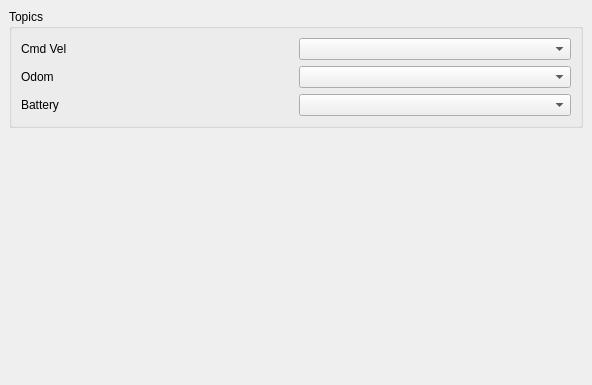
Old version of the form kobuki_qtestsuite/src/kobuki_qtestsuite/ui/configuration_dock.ui in the repository yujinrobot/kobuki_desktop.
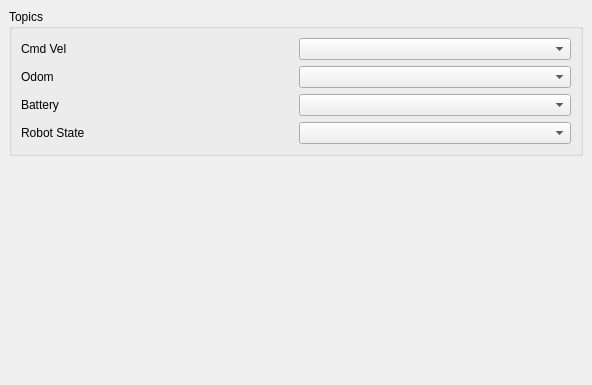
New version of the form. Custom widgets are drawn as their Qt base class.

Commit message: battery profile test gets an isalive check, abort.

```diff
--- a/kobuki_qtestsuite/src/kobuki_qtestsuite/ui/configuration_dock.ui
+++ b/kobuki_qtestsuite/src/kobuki_qtestsuite/ui/configuration_dock.ui
@@ -63,6 +63,20 @@
          </property>
         </widget>
        </item>
+       <item row="3" column="0">
+        <widget class="QLabel" name="label_6">
+         <property name="text">
+          <string>Robot State</string>
+         </property>
+        </widget>
+       </item>
+       <item row="3" column="1">
+        <widget class="ExtendedComboBox" name="robot_state_topic_combo_box">
+         <property name="editable">
+          <bool>false</bool>
+         </property>
+        </widget>
+       </item>
       </layout>
      </widget>
     </item>
```
The commit also changes 1 other file.
